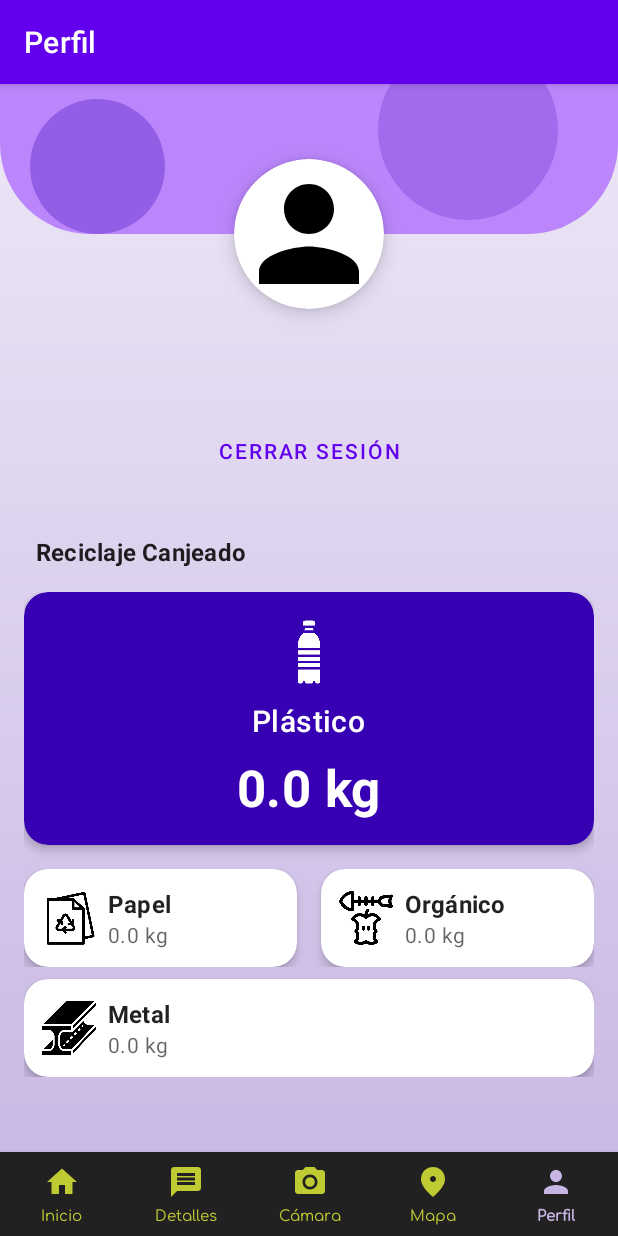
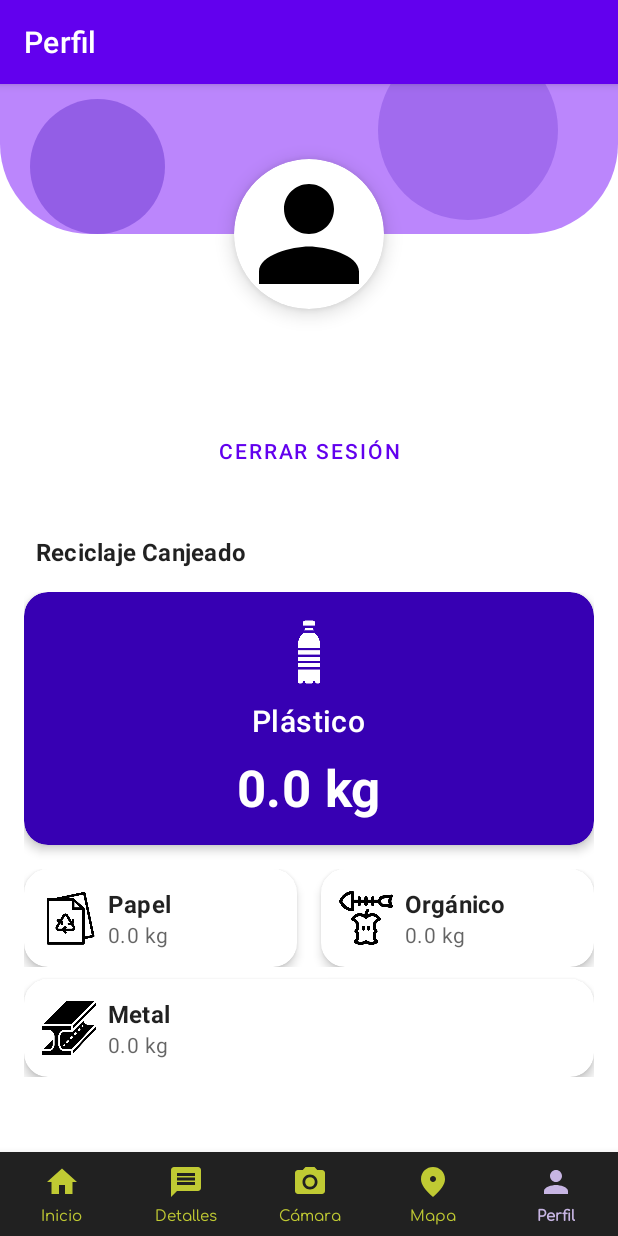
Before and after one commit to josevasquezramos/AndroidAppRecyclens, an Android app: the ProfileFragment screen opened through its navigation route, on a phone screen of 412 x 824 dp. Run offline under Robolectric (Android 15) with nearby library versions, the phone set to English and light mode, and no system bars; our stand-ins replace CircleImageView, Firebase (no records; nobody signed in at launch, a user with empty details on screens opened directly), navigation-ui.

Commit message:
feat: remove gradient_background

```diff
--- a/app/src/main/res/layout/fragment_agregar_reciclaje.xml
+++ b/app/src/main/res/layout/fragment_agregar_reciclaje.xml
@@ -3,7 +3,6 @@
     android:id="@+id/scrollView"
     android:layout_width="match_parent"
     android:layout_height="match_parent"
-    android:background="@drawable/gradient_background"
     android:padding="16dp">
 
     <LinearLayout
--- a/app/src/main/res/layout/fragment_details.xml
+++ b/app/src/main/res/layout/fragment_details.xml
@@ -4,7 +4,6 @@
     xmlns:tools="http://schemas.android.com/tools"
     android:layout_width="match_parent"
     android:layout_height="match_parent"
-    android:background="@drawable/gradient_background"
     tools:context=".view.ui.fragments.DetailsFragment">
 
     <!-- Card para el último reciclaje -->
--- a/app/src/main/res/layout/fragment_editar_reciclaje.xml
+++ b/app/src/main/res/layout/fragment_editar_reciclaje.xml
@@ -4,7 +4,6 @@
     android:id="@+id/scrollView"
     android:layout_width="match_parent"
     android:layout_height="match_parent"
-    android:background="@drawable/gradient_background"
     android:padding="16dp">
 
     <LinearLayout
--- a/app/src/main/res/layout/fragment_home.xml
+++ b/app/src/main/res/layout/fragment_home.xml
@@ -6,7 +6,6 @@
     android:layout_height="match_parent"
     android:padding="20dp"
     android:paddingBottom="60dp"
-    android:background="@drawable/gradient_background"
     tools:context=".view.ui.fragments.HomeFragment">
 
     <!-- Mensaje de bienvenida -->
--- a/app/src/main/res/layout/fragment_map.xml
+++ b/app/src/main/res/layout/fragment_map.xml
@@ -5,7 +5,6 @@
     android:layout_width="match_parent"
     android:layout_height="match_parent"
     android:paddingBottom="60dp"
-    android:background="@drawable/gradient_background"
     tools:context=".view.ui.fragments.MapFragment">
 
     <fragment
--- a/app/src/main/res/layout/fragment_profile.xml
+++ b/app/src/main/res/layout/fragment_profile.xml
@@ -3,8 +3,7 @@
     xmlns:app="http://schemas.android.com/apk/res-auto"
     xmlns:tools="http://schemas.android.com/tools"
     android:layout_width="match_parent"
-    android:layout_height="match_parent"
-    android:background="@drawable/gradient_background">
+    android:layout_height="match_parent">
 
     <!-- Fondo Superior Curvo -->
     <View
--- a/app/src/main/res/layout/fragment_reciclaje_detail.xml
+++ b/app/src/main/res/layout/fragment_reciclaje_detail.xml
@@ -4,8 +4,7 @@
     android:layout_width="match_parent"
     android:layout_height="match_parent"
     android:orientation="vertical"
-    android:padding="16dp"
-    android:background="@drawable/gradient_background">
+    android:padding="16dp">
 
     <TextView
         android:id="@+id/textTipo"
--- a/app/src/main/res/layout/fragment_reciclaje_list.xml
+++ b/app/src/main/res/layout/fragment_reciclaje_list.xml
@@ -4,8 +4,7 @@
     android:id="@+id/coordinatorLayout"
     android:paddingBottom="60dp"
     android:layout_width="match_parent"
-    android:layout_height="match_parent"
-    android:background="@drawable/gradient_background">
+    android:layout_height="match_parent">
 
     <!-- Lista de reciclajes -->
     <androidx.recyclerview.widget.RecyclerView
```
